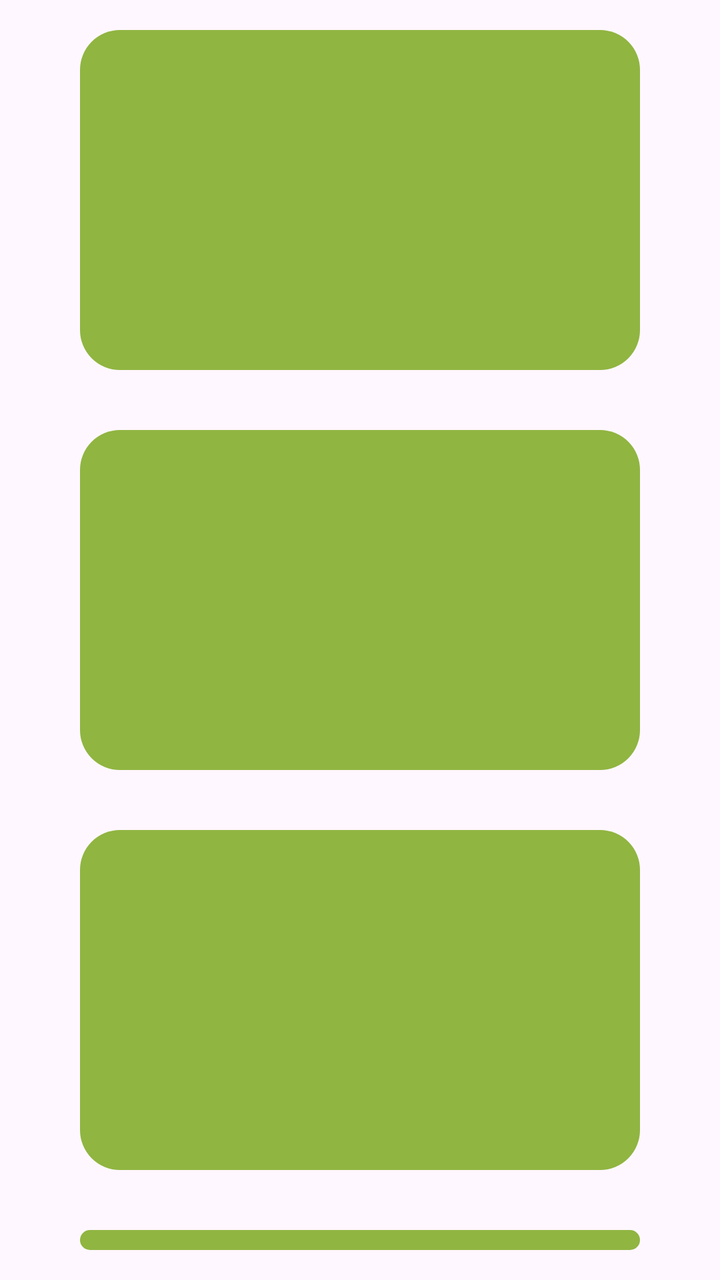
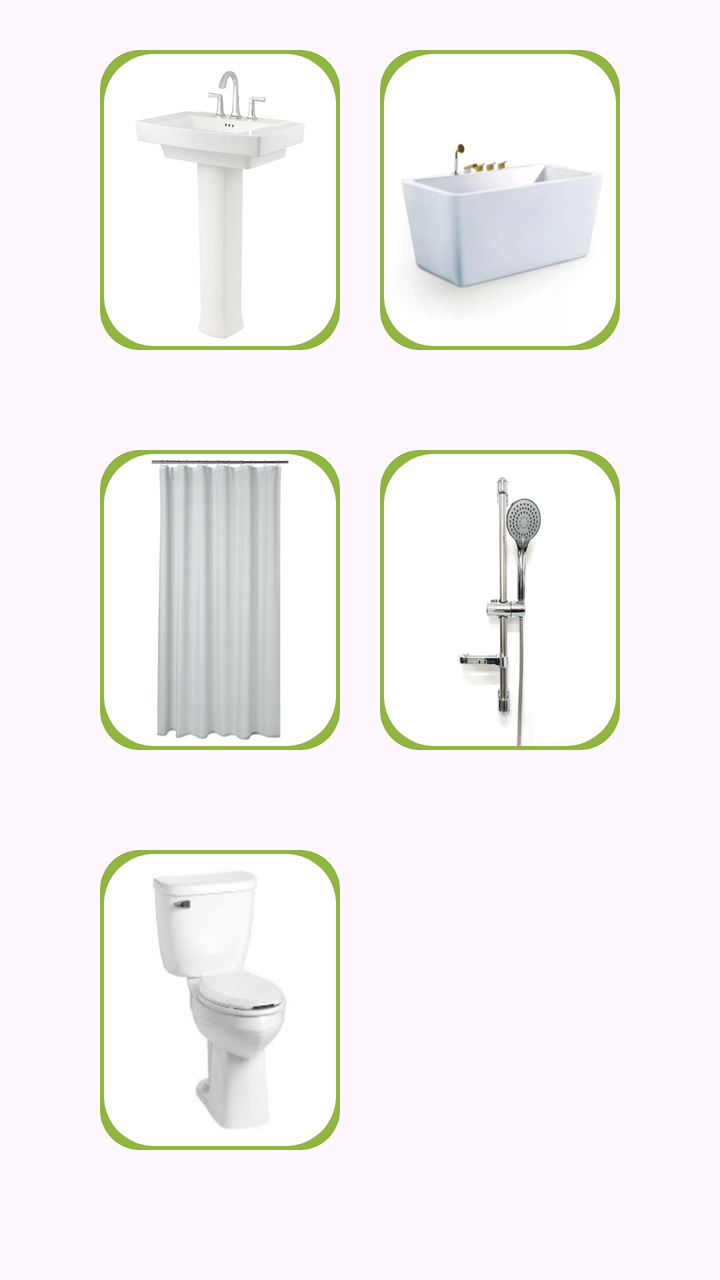

Before-and-after screenshots of an Android layout around one commit, followed by the original layout XML and the change that was made.
<!-- AndroidManifest.xml: application theme Theme.LayoutLab -->
<!-- res/layout/fragment_bathroom.xml -->
<?xml version="1.0" encoding="utf-8"?>
<LinearLayout xmlns:android="http://schemas.android.com/apk/res/android"
    xmlns:tools="http://schemas.android.com/tools"
    android:layout_width="match_parent"
    android:layout_height="match_parent"
    tools:context=".Bathroom"
    android:orientation="vertical">

    <LinearLayout
        android:layout_width="match_parent"
        android:layout_height="wrap_content"
        android:orientation="vertical">

        <LinearLayout
            android:layout_width="match_parent"
            android:layout_height="wrap_content"
            android:orientation="vertical"
            android:gravity="center"
            android:paddingLeft="40dp"
            android:paddingRight="40dp">

            
            <LinearLayout
                android:id="@+id/lin_savedDesigns"
                android:layout_width="match_parent"
                android:layout_height="wrap_content"
                android:orientation="horizontal"
                android:layout_marginTop="15dp"
                android:layout_marginBottom="15dp"
                android:background="@drawable/scrollview_items">

                <LinearLayout
                    android:layout_width="0dp"
                    android:layout_height="150dp"
                    android:layout_weight="1"
                    android:orientation="vertical"
                    android:layout_margin="10dp">

                </LinearLayout>

                <LinearLayout
                    android:layout_width="0dp"
                    android:layout_height="150dp"
                    android:layout_weight="1"
                    android:orientation="vertical"
                    android:layout_margin="10dp">

                </LinearLayout>

            </LinearLayout>

            
            <LinearLayout
                android:id="@+id/lin_drafts"
                android:layout_width="match_parent"
                android:layout_height="wrap_content"
                android:orientation="horizontal"
                android:layout_marginTop="15dp"
                android:layout_marginBottom="15dp"
                android:background="@drawable/scrollview_items">

                <LinearLayout
                    android:layout_width="0dp"
                    android:layout_height="150dp"
                    android:layout_weight="1"
                    android:orientation="vertical"
                    android:layout_margin="10dp">

                </LinearLayout>

                <LinearLayout
                    android:layout_width="0dp"
                    android:layout_height="150dp"
                    android:layout_weight="1"
                    android:orientation="vertical"
                    android:layout_margin="10dp">

                </LinearLayout>

            </LinearLayout>

            
            <LinearLayout
                android:id="@+id/lin_library"
                android:layout_width="match_parent"
                android:layout_height="wrap_content"
                android:orientation="horizontal"
                android:layout_marginTop="15dp"
                android:layout_marginBottom="15dp"
                android:background="@drawable/scrollview_items">

                <LinearLayout
                    android:layout_width="0dp"
                    android:layout_height="150dp"
                    android:layout_weight="1"
                    android:orientation="vertical"
                    android:layout_margin="10dp">

                </LinearLayout>

                <LinearLayout
                    android:layout_width="0dp"
                    android:layout_height="150dp"
                    android:layout_weight="1"
                    android:orientation="vertical"
                    android:layout_margin="10dp">

                </LinearLayout>

            </LinearLayout>

            
            <LinearLayout
                android:id="@+id/lin_explore"
                android:layout_width="match_parent"
                android:layout_height="wrap_content"
                android:orientation="horizontal"
                android:layout_marginTop="15dp"
                android:layout_marginBottom="15dp"
                android:background="@drawable/scrollview_items">

                <LinearLayout
                    android:layout_width="0dp"
                    android:layout_height="150dp"
                    android:layout_weight="1"
                    android:orientation="vertical"
                    android:layout_margin="10dp">

                </LinearLayout>

                <LinearLayout
                    android:layout_width="0dp"
                    android:layout_height="150dp"
                    android:layout_weight="1"
                    android:orientation="vertical"
                    android:layout_margin="10dp">

                </LinearLayout>

            </LinearLayout>

        </LinearLayout>

    </LinearLayout>

</LinearLayout>
<!-- resources referenced by this layout -->
<resources>
  <!-- drawable scrollview_items (drawable) -->
  <?xml version="1.0" encoding="UTF-8"?>
  <shape
      xmlns:android="http://schemas.android.com/apk/res/android">
      <solid
          android:color="#90B541"
          />
      <corners
          android:radius="20dp"
          />
  </shape>
  <style name="Theme.LayoutLab" parent="Base.Theme.LayoutLab" />
  <style name="Base.Theme.LayoutLab" parent="Theme.Material3.DayNight.NoActionBar">
          
          
      </style>
</resources>

<!-- the commit's change to res/layout/fragment_bathroom.xml (unified diff, before → after) -->
@@ -26,24 +26,43 @@
                 android:layout_height="wrap_content"
                 android:orientation="horizontal"
                 android:layout_marginTop="15dp"
-                android:layout_marginBottom="15dp"
-                android:background="@drawable/scrollview_items">
-
-                <LinearLayout
-                    android:layout_width="0dp"
-                    android:layout_height="150dp"
-                    android:layout_weight="1"
-                    android:orientation="vertical"
-                    android:layout_margin="10dp">
-
-                </LinearLayout>
-
-                <LinearLayout
-                    android:layout_width="0dp"
-                    android:layout_height="150dp"
-                    android:layout_weight="1"
-                    android:orientation="vertical"
-                    android:layout_margin="10dp">
+                android:layout_marginBottom="15dp">
+
+                <LinearLayout
+                    android:layout_width="0dp"
+                    android:layout_height="150dp"
+                    android:layout_weight="1"
+                    android:orientation="vertical"
+                    android:layout_margin="10dp"
+                    android:padding="2dp"
+                    android:background="@drawable/scrollview_items">
+
+                    <ImageView
+                        android:layout_width="match_parent"
+                        android:layout_height="match_parent"
+                        android:src="@drawable/bathroom1"
+                        android:clipToOutline="true"
+                        android:background="@drawable/library_item"
+                        android:scaleType="fitXY"/>
+
+                </LinearLayout>
+
+                <LinearLayout
+                    android:layout_width="0dp"
+                    android:layout_height="150dp"
+                    android:layout_weight="1"
+                    android:orientation="vertical"
+                    android:layout_margin="10dp"
+                    android:padding="2dp"
+                    android:background="@drawable/scrollview_items">
+
+                    <ImageView
+                        android:layout_width="match_parent"
+                        android:layout_height="match_parent"
+                        android:src="@drawable/bathroom2"
+                        android:clipToOutline="true"
+                        android:background="@drawable/library_item"
+                        android:scaleType="fitXY"/>
 
                 </LinearLayout>
 
@@ -56,24 +75,43 @@
                 android:layout_height="wrap_content"
                 android:orientation="horizontal"
                 android:layout_marginTop="15dp"
-                android:layout_marginBottom="15dp"
-                android:background="@drawable/scrollview_items">
-
-                <LinearLayout
-                    android:layout_width="0dp"
-                    android:layout_height="150dp"
-                    android:layout_weight="1"
-                    android:orientation="vertical"
-                    android:layout_margin="10dp">
-
-                </LinearLayout>
-
-                <LinearLayout
-                    android:layout_width="0dp"
-                    android:layout_height="150dp"
-                    android:layout_weight="1"
-                    android:orientation="vertical"
-                    android:layout_margin="10dp">
+                android:layout_marginBottom="15dp">
+
+                <LinearLayout
+                    android:layout_width="0dp"
+                    android:layout_height="150dp"
+                    android:layout_weight="1"
+                    android:orientation="vertical"
+                    android:layout_margin="10dp"
+                    android:padding="2dp"
+                    android:background="@drawable/scrollview_items">
+
+                    <ImageView
+                        android:layout_width="match_parent"
+                        android:layout_height="match_parent"
+                        android:src="@drawable/bathroom3"
+                        android:clipToOutline="true"
+                        android:background="@drawable/library_item"
+                        android:scaleType="fitXY"/>
+
+                </LinearLayout>
+
+                <LinearLayout
+                    android:layout_width="0dp"
+                    android:layout_height="150dp"
+                    android:layout_weight="1"
+                    android:orientation="vertical"
+                    android:layout_margin="10dp"
+                    android:padding="2dp"
+                    android:background="@drawable/scrollview_items">
+
+                    <ImageView
+                        android:layout_width="match_parent"
+                        android:layout_height="match_parent"
+                        android:src="@drawable/bathroom4"
+                        android:clipToOutline="true"
+                        android:background="@drawable/library_item"
+                        android:scaleType="fitXY"/>
 
                 </LinearLayout>
 
@@ -86,58 +124,96 @@
                 android:layout_height="wrap_content"
                 android:orientation="horizontal"
                 android:layout_marginTop="15dp"
-                android:layout_marginBottom="15dp"
-                android:background="@drawable/scrollview_items">
-
-                <LinearLayout
-                    android:layout_width="0dp"
-                    android:layout_height="150dp"
-                    android:layout_weight="1"
-                    android:orientation="vertical"
-                    android:layout_margin="10dp">
-
-                </LinearLayout>
-
-                <LinearLayout
-                    android:layout_width="0dp"
-                    android:layout_height="150dp"
-                    android:layout_weight="1"
-                    android:orientation="vertical"
-                    android:layout_margin="10dp">
+                android:layout_marginBottom="15dp">
+
+                <LinearLayout
+                    android:layout_width="0dp"
+                    android:layout_height="150dp"
+                    android:layout_weight="1"
+                    android:orientation="vertical"
+                    android:layout_margin="10dp"
+                    android:padding="2dp"
+                    android:background="@drawable/scrollview_items">
+
+                    <ImageView
+                        android:layout_width="match_parent"
+                        android:layout_height="match_parent"
+                        android:src="@drawable/bathroom5"
+                        android:clipToOutline="true"
+                        android:background="@drawable/library_item"
+                        android:scaleType="fitXY"/>
+
+                </LinearLayout>
+
+                <LinearLayout
+                    android:layout_width="0dp"
+                    android:layout_height="150dp"
+                    android:layout_weight="1"
+                    android:orientation="vertical"
+                    android:layout_margin="10dp"
+                    android:padding="2dp"
+                    >
+
+
+
+
+
+
+
+
 
                 </LinearLayout>
 
             </LinearLayout>
 
             
-            <LinearLayout
-                android:id="@+id/lin_explore"
-                android:layout_width="match_parent"
-                android:layout_height="wrap_content"
-                android:orientation="horizontal"
-                android:layout_marginTop="15dp"
-                android:layout_marginBottom="15dp"
-                android:background="@drawable/scrollview_items">
-
-                <LinearLayout
-                    android:layout_width="0dp"
-                    android:layout_height="150dp"
-                    android:layout_weight="1"
-                    android:orientation="vertical"
-                    android:layout_margin="10dp">
-
-                </LinearLayout>
-
-                <LinearLayout
-                    android:layout_width="0dp"
-                    android:layout_height="150dp"
-                    android:layout_weight="1"
-                    android:orientation="vertical"
-                    android:layout_margin="10dp">
-
-                </LinearLayout>
-
-            </LinearLayout>
+            
+            
+            
+            
+            
+            
+            
+
+            
+            
+            
+            
+            
+            
+            
+            
+
+            
+            
+            
+            
+            
+            
+            
+
+            
+
+            
+            
+            
+            
+            
+            
+            
+            
+
+            
+            
+            
+            
+            
+            
+            
+
+            
+
+            
 
         </LinearLayout>
 
<!-- resource entries referenced after the edit -->
@@ -1,5 +1,20 @@
 <!-- resources referenced by this layout -->
 <resources>
+  <!-- drawable bathroom1: png bitmap (drawable, 48441 bytes) -->
+  <!-- drawable bathroom2: png bitmap (drawable, 62136 bytes) -->
+  <!-- drawable bathroom3: png bitmap (drawable, 187072 bytes) -->
+  <!-- drawable bathroom4: png bitmap (drawable, 78939 bytes) -->
+  <!-- drawable bathroom5: png bitmap (drawable, 33071 bytes) -->
+  <!-- drawable library_item (drawable) -->
+  <?xml version="1.0" encoding="utf-8"?>
+  <shape xmlns:android="http://schemas.android.com/apk/res/android"
+      android:shape="rectangle">
+      <size
+          android:width="100dp"
+          android:height="100dp" />
+      <corners android:radius="25dp"/>
+  
+  </shape>
   <!-- drawable scrollview_items (drawable) -->
   <?xml version="1.0" encoding="UTF-8"?>
   <shape
